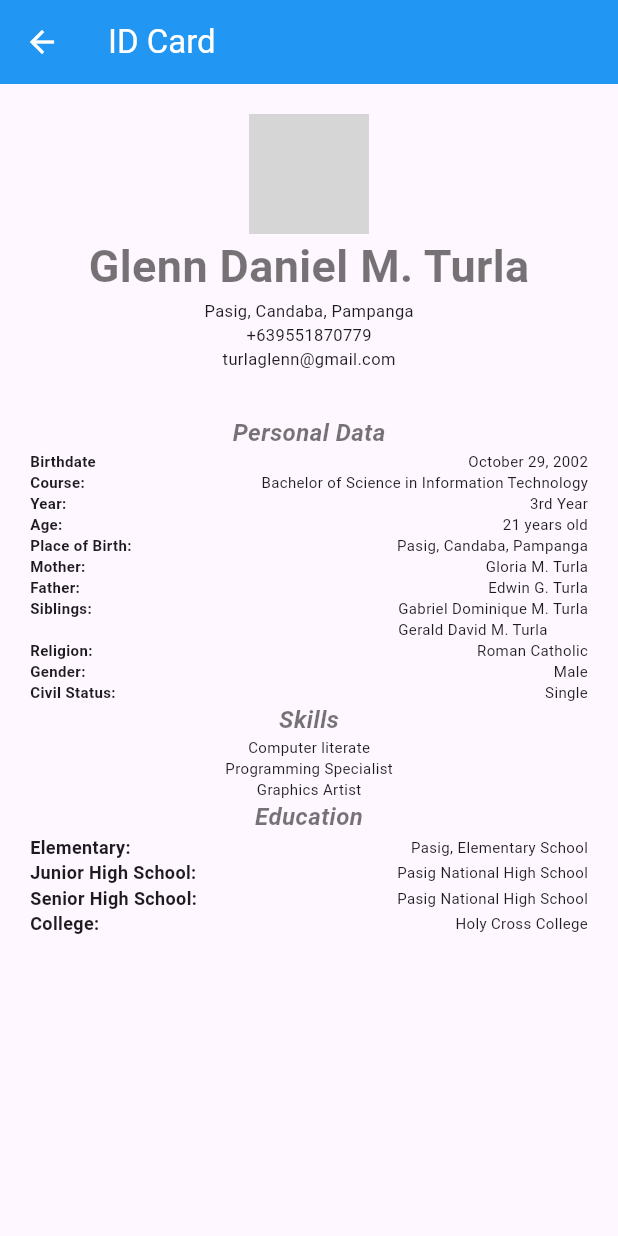
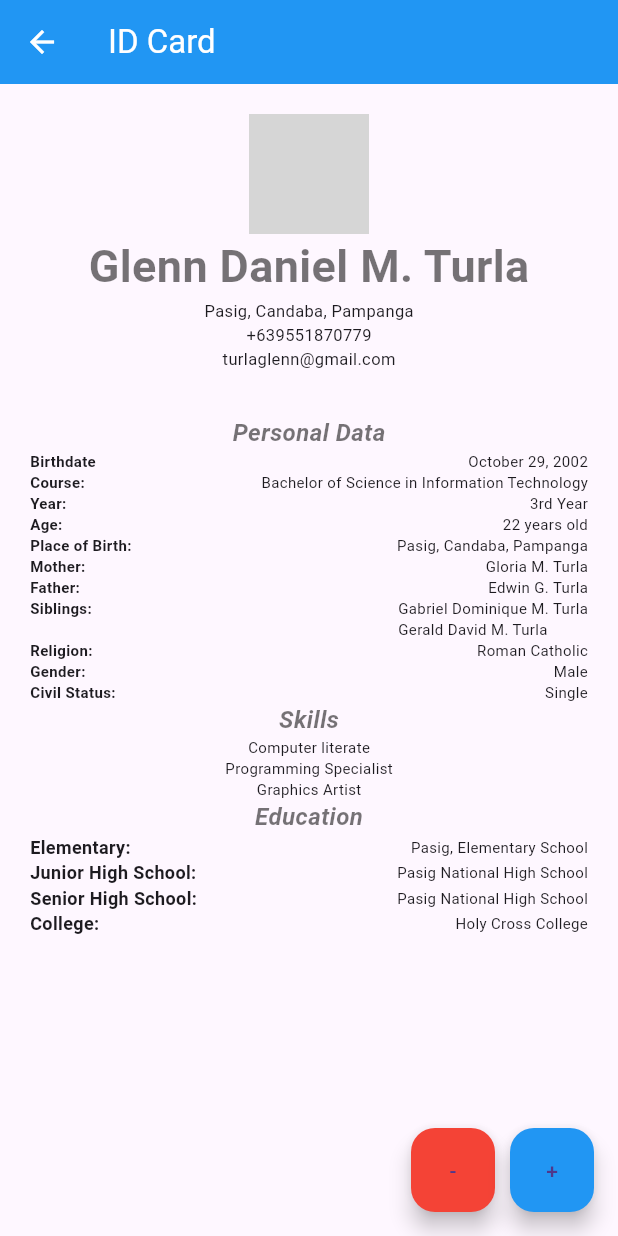
Before and after one commit to Simbol-Rena/portfolio3, a Flutter app: the screen it shows after launch, in the side drawer, after a tap on "Glenn Turla", on a phone screen of 412 x 824 dp. Run offline on Flutter 3.47's test engine with Material 3 defaults, Android fonts, the phone set to English and light mode, and no system bars; our stand-ins replace carousel_slider; network calls fail; grey boxes are pictures that could not be loaded.

Commit message:
added the floating button for years

```diff
--- a/lib/glennturla.dart
+++ b/lib/glennturla.dart
@@ -8,6 +8,8 @@ class GlennTurla extends StatefulWidget {
 }
 
 class _GlennTurlaState extends State<GlennTurla> {
+  int years = 3; // Initial value for years
+
   @override
   Widget build(BuildContext context) {
     return Scaffold(
@@ -23,12 +25,19 @@ class _GlennTurlaState extends State<GlennTurla> {
         child: Center(
           child: Column(
             children: [
-              ClipOval(child: Image.network("https://scontent.fmnl9-4.fna.fbcdn.net/v/t1.15752-9/428473303_383635311226980_8329368166654701502_n.jpg?_nc_cat=106&ccb=1-7&_nc_sid=8cd0a2&_nc_eui2=AeGKUfOH0f6lQJIVyQhWg5uymYi7-O8-BGaZiLv47z4EZpJbhDcCrfDOVeUeHmKKRNmPqAcxO1Mck0KmToXB6Cds&_nc_ohc=-F_Y8I_nt1AAX8i2cG1&_nc_ht=scontent.fmnl9-4.fna&oh=03_AdTkM7BHFQ3psjesfGlxJEWWy0XdVxjGxP-x0umVIIGgnA&oe=660E7BD7", height: 80,)),
-              Text('Glenn Daniel M. Turla', style: TextStyle(
-                fontWeight: FontWeight.bold,
-                color: Colors.black54,
-                fontSize: 30,
-              ),),
+              ClipOval(
+                  child: Image.network(
+                    "https://scontent.fmnl9-4.fna.fbcdn.net/v/t1.15752-9/428473303_383635311226980_8329368166654701502_n.jpg?_nc_cat=106&ccb=1-7&_nc_sid=8cd0a2&_nc_eui2=AeGKUfOH0f6lQJIVyQhWg5uymYi7-O8-BGaZiLv47z4EZpJbhDcCrfDOVeUeHmKKRNmPqAcxO1Mck0KmToXB6Cds&_nc_ohc=-F_Y8I_nt1AAX8i2cG1&_nc_ht=scontent.fmnl9-4.fna&oh=03_AdTkM7BHFQ3psjesfGlxJEWWy0XdVxjGxP-x0umVIIGgnA&oe=660E7BD7",
+                    height: 80,
+                  )),
+              Text(
+                'Glenn Daniel M. Turla',
+                style: TextStyle(
+                  fontWeight: FontWeight.bold,
+                  color: Colors.black54,
+                  fontSize: 30,
+                ),
+              ),
               Text(
                 "Pasig, Candaba, Pampanga",
                 style: TextStyle(
@@ -47,10 +56,11 @@ class _GlennTurlaState extends State<GlennTurla> {
                   fontSize: 11, // Adjust the value according to your preference
                 ),
               ),
-
-              SizedBox(height: 30,),
+              SizedBox(
+                height: 30,
+              ),
               Row(
-                mainAxisAlignment: MainAxisAlignment.center, // Center the text horizontally
+                mainAxisAlignment: MainAxisAlignment.center,
                 children: [
                   Text(
                     "Personal Data",
@@ -66,64 +76,82 @@ class _GlennTurlaState extends State<GlennTurla> {
               Row(
                 mainAxisAlignment: MainAxisAlignment.spaceBetween,
                 children: [
-                  //Text("Course: ", style: TextStyle(fontWeight: FontWeight.bold),),
-                  Text("Birthdate ", style: TextStyle(fontWeight: FontWeight.bold, fontSize: 10),),
-                  Text("October 29, 2002", style: TextStyle(fontSize: 10)  ),
+                  Text(
+                    "Birthdate ",
+                    style: TextStyle(fontWeight: FontWeight.bold, fontSize: 10),
+                  ),
+                  Text("October 29, 2002", style: TextStyle(fontSize: 10)),
                 ],
               ),
               Row(
                 mainAxisAlignment: MainAxisAlignment.spaceBetween,
                 children: [
-                  //Text("Course: ", style: TextStyle(fontWeight: FontWeight.bold),),
-                  Text("Course: ", style: TextStyle(fontWeight: FontWeight.bold, fontSize: 10),),
-                  Text("Bachelor of Science in Information Technology", style: TextStyle(fontSize: 10) ),
+                  Text(
+                    "Course: ",
+                    style: TextStyle(fontWeight: FontWeight.bold, fontSize: 10),
+                  ),
+                  Text("Bachelor of Science in Information Technology",
+                      style: TextStyle(fontSize: 10)),
                 ],
               ),
               Row(
                 mainAxisAlignment: MainAxisAlignment.spaceBetween,
                 children: [
-                  //Text("Course: ", style: TextStyle(fontWeight: FontWeight.bold),),
-                  Text("Year: ",  style: TextStyle(fontWeight: FontWeight.bold, fontSize: 10),),
-                  Text("3rd Year", style: TextStyle(fontSize: 10) ),
+                  Text(
+                    "Year: ",
+                    style: TextStyle(fontWeight: FontWeight.bold, fontSize: 10),
+                  ),
+                  Text(
+                      "$years${years == 1 ? 'st' : years == 2 ? 'nd' : years == 3 ? 'rd' : 'th'} Year",
+                      style: TextStyle(fontSize: 10)),
                 ],
               ),
               Row(
                 mainAxisAlignment: MainAxisAlignment.spaceBetween,
                 children: [
-                  //Text("Course: ", style: TextStyle(fontWeight: FontWeight.bold),),
-                  Text("Age: ",  style: TextStyle(fontWeight: FontWeight.bold, fontSize: 10),),
-                  Text("21 years old", style: TextStyle(fontSize: 10) ),
+                  Text(
+                    "Age: ",
+                    style: TextStyle(fontWeight: FontWeight.bold, fontSize: 10),
+                  ),
+                  Text("${DateTime.now().year - 2002} years old",
+                      style: TextStyle(fontSize: 10)),
                 ],
               ),
               Row(
                 mainAxisAlignment: MainAxisAlignment.spaceBetween,
                 children: [
-                  //Text("Course: ", style: TextStyle(fontWeight: FontWeight.bold),),
-                  Text("Place of Birth: ",  style: TextStyle(fontWeight: FontWeight.bold, fontSize: 10),),
-                  Text("Pasig, Candaba, Pampanga", style: TextStyle(fontSize: 10) ),
+                  Text(
+                    "Place of Birth: ",
+                    style: TextStyle(fontWeight: FontWeight.bold, fontSize: 10),
+                  ),
+                  Text("Pasig, Candaba, Pampanga", style: TextStyle(fontSize: 10)),
                 ],
               ),
               Row(
                 mainAxisAlignment: MainAxisAlignment.spaceBetween,
                 children: [
-                  //Text("Course: ", style: TextStyle(fontWeight: FontWeight.bold),),
-                  Text("Mother: ",  style: TextStyle(fontWeight: FontWeight.bold, fontSize: 10),),
-                  Text("Gloria M. Turla", style: TextStyle(fontSize: 10) ),
+                  Text(
+                    "Mother: ",
+                    style: TextStyle(fontWeight: FontWeight.bold, fontSize: 10),
+                  ),
+                  Text("Gloria M. Turla", style: TextStyle(fontSize: 10)),
                 ],
               ),
               Row(
                 mainAxisAlignment: MainAxisAlignment.spaceBetween,
                 children: [
-                  //Text("Course: ", style: TextStyle(fontWeight: FontWeight.bold),),
-                  Text("Father: ",  style: TextStyle(fontWeight: FontWeight.bold, fontSize: 10),),
-                  Text("Edwin G. Turla", style: TextStyle(fontSize: 10) ),
+                  Text(
+                    "Father: ",
+                    style: TextStyle(fontWeight: FontWeight.bold, fontSize: 10),
+                  ),
+                  Text("Edwin G. Turla", style: TextStyle(fontSize: 10)),
                 ],
               ),
               Row(
                 mainAxisAlignment: MainAxisAlignment.spaceBetween,
                 crossAxisAlignment: CrossAxisAlignment.start,
                 children: [
-                  Text("Siblings: ",  style: TextStyle(fontWeight: FontWeight.bold, fontSize: 10)),
+                  Text("Siblings: ", style: TextStyle(fontWeight: FontWeight.bold, fontSize: 10)),
                   Column(
                     crossAxisAlignment: CrossAxisAlignment.start,
                     children: [
@@ -136,37 +164,43 @@ class _GlennTurlaState extends State<GlennTurla> {
               Row(
                 mainAxisAlignment: MainAxisAlignment.spaceBetween,
                 children: [
-                  //Text("Course: ", style: TextStyle(fontWeight: FontWeight.bold),),
-                  Text("Religion: ",  style: TextStyle(fontWeight: FontWeight.bold, fontSize: 10),),
-                  Text("Roman Catholic", style: TextStyle(fontSize: 10) ),
+                  Text(
+                    "Religion: ",
+                    style: TextStyle(fontWeight: FontWeight.bold, fontSize: 10),
+                  ),
+                  Text("Roman Catholic", style: TextStyle(fontSize: 10)),
                 ],
               ),
               Row(
                 mainAxisAlignment: MainAxisAlignment.spaceBetween,
                 children: [
-                  //Text("Course: ", style: TextStyle(fontWeight: FontWeight.bold),),
-                  Text("Gender: ",  style: TextStyle(fontWeight: FontWeight.bold, fontSize: 10),),
-                  Text("Male", style: TextStyle(fontSize: 10) ),
+                  Text(
+                    "Gender: ",
+                    style: TextStyle(fontWeight: FontWeight.bold, fontSize: 10),
+                  ),
+                  Text("Male", style: TextStyle(fontSize: 10)),
                 ],
               ),
               Row(
                 mainAxisAlignment: MainAxisAlignment.spaceBetween,
                 children: [
-                  //Text("Course: ", style: TextStyle(fontWeight: FontWeight.bold),),
-                  Text("Civil Status: ",  style: TextStyle(fontWeight: FontWeight.bold, fontSize: 10),),
-                  Text("Single", style: TextStyle(fontSize: 10) ),
+                  Text(
+                    "Civil Status: ",
+                    style: TextStyle(fontWeight: FontWeight.bold, fontSize: 10),
+                  ),
+                  Text("Single", style: TextStyle(fontSize: 10)),
                 ],
               ),
               Row(
-                mainAxisAlignment: MainAxisAlignment.center, // Center the text horizontally
+                mainAxisAlignment: MainAxisAlignment.center,
                 children: [
                   Text(
                     "Skills",
                     style: TextStyle(
                       fontWeight: FontWeight.bold,
-                      fontSize: 16,  // You can adjust the font size as per your preference
-                      fontStyle: FontStyle.italic,  // Adding italic style for elegance
-                      color: Colors.black54,  // You can choose a different color
+                      fontSize: 16,
+                      fontStyle: FontStyle.italic,
+                      color: Colors.black54,
                     ),
                   ),
                 ],
@@ -197,15 +231,15 @@ class _GlennTurlaState extends State<GlennTurla> {
                 ),
               ),
               Row(
-                mainAxisAlignment: MainAxisAlignment.center, // Center the text horizontally
+                mainAxisAlignment: MainAxisAlignment.center,
                 children: [
                   Text(
                     "Education",
                     style: TextStyle(
                       fontWeight: FontWeight.bold,
-                      fontSize: 16,  // You can adjust the font size as per your preference
-                      fontStyle: FontStyle.italic,  // Adding italic style for elegance
-                      color: Colors.black54,  // You can choose a different color
+                      fontSize: 16,
+                      fontStyle: FontStyle.italic,
+                      color: Colors.black54,
                     ),
                   ),
                 ],
@@ -213,39 +247,77 @@ class _GlennTurlaState extends State<GlennTurla> {
               Row(
                 mainAxisAlignment: MainAxisAlignment.spaceBetween,
                 children: [
-                  //Text("Course: ", style: TextStyle(fontWeight: FontWeight.bold),),
-                  Text("Elementary: ",  style: TextStyle(fontWeight: FontWeight.bold, fontSize: 12),),
-                  Text("Pasig, Elementary School", style: TextStyle(fontSize: 10) ),
+                  Text(
+                    "Elementary: ",
+                    style: TextStyle(fontWeight: FontWeight.bold, fontSize: 12),
+                  ),
+                  Text("Pasig, Elementary School", style: TextStyle(fontSize: 10)),
                 ],
               ),
               Row(
                 mainAxisAlignment: MainAxisAlignment.spaceBetween,
                 children: [
-                  //Text("Course: ", style: TextStyle(fontWeight: FontWeight.bold),),
-                  Text("Junior High School: ",  style: TextStyle(fontWeight: FontWeight.bold, fontSize: 12),),
-                  Text("Pasig National High School", style: TextStyle(fontSize: 10) ),
+                  Text(
+                    "Junior High School: ",
+                    style: TextStyle(fontWeight: FontWeight.bold, fontSize: 12),
+                  ),
+                  Text("Pasig National High School", style: TextStyle(fontSize: 10)),
                 ],
               ),
               Row(
                 mainAxisAlignment: MainAxisAlignment.spaceBetween,
                 children: [
-                  //Text("Course: ", style: TextStyle(fontWeight: FontWeight.bold),),
-                  Text("Senior High School: ",  style: TextStyle(fontWeight: FontWeight.bold, fontSize: 12),),
-                  Text("Pasig National High School", style: TextStyle(fontSize: 10) ),
+                  Text(
+                    "Senior High School: ",
+                    style: TextStyle(fontWeight: FontWeight.bold, fontSize: 12),
+                  ),
+                  Text("Pasig National High School", style: TextStyle(fontSize: 10)),
                 ],
               ),
               Row(
                 mainAxisAlignment: MainAxisAlignment.spaceBetween,
                 children: [
-                  //Text("Course: ", style: TextStyle(fontWeight: FontWeight.bold),),
-                  Text("College: ",  style: TextStyle(fontWeight: FontWeight.bold, fontSize: 12),),
-                  Text("Holy Cross College", style: TextStyle(fontSize: 10) ),
+                  Text(
+                    "College: ",
+                    style: TextStyle(fontWeight: FontWeight.bold, fontSize: 12),
+                  ),
+                  Text("Holy Cross College", style: TextStyle(fontSize: 10)),
                 ],
               ),
             ],
           ),
         ),
       ),
+      floatingActionButton: Row(
+        mainAxisAlignment: MainAxisAlignment.end,
+        children: [
+          FloatingActionButton(
+            onPressed: () {
+              setState(() {
+                // Decrement years down to a minimum of 1
+                if (years > 1) {
+                  years--;
+                }
+              });
+            },
+            child: Text('-'),
+            backgroundColor: Colors.red,
+          ),
+          SizedBox(width: 10),
+          FloatingActionButton(
+            onPressed: () {
+              setState(() {
+                // Increment years up to a maximum of 4
+                if (years < 4) {
+                  years++;
+                }
+              });
+            },
+            child: Text('+'),
+            backgroundColor: Colors.blue,
+          ),
+        ],
+      ),
     );
   }
 }
```
